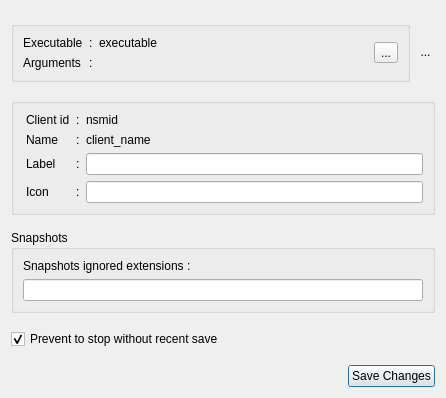
Above: resources/ui/client_properties.ui from Houston4444/RaySession before the change. Below: the same form after it.
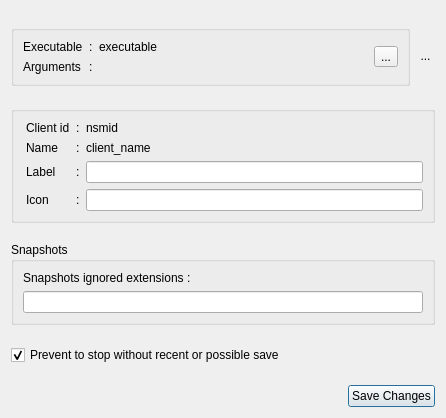
That is the form after the change. Icons and pictures are not drawn.

Patch:
```diff
--- a/resources/ui/client_properties.ui
+++ b/resources/ui/client_properties.ui
@@ -7,7 +7,7 @@
     <x>0</x>
     <y>0</y>
     <width>446</width>
-    <height>398</height>
+    <height>418</height>
    </rect>
   </property>
   <property name="sizePolicy">
@@ -415,7 +415,7 @@
    <item>
     <widget class="QCheckBox" name="checkBoxSaveStop">
      <property name="text">
-      <string>Prevent to stop without recent save</string>
+      <string>Prevent to stop without recent or possible save</string>
      </property>
      <property name="checked">
       <bool>true</bool>
```
